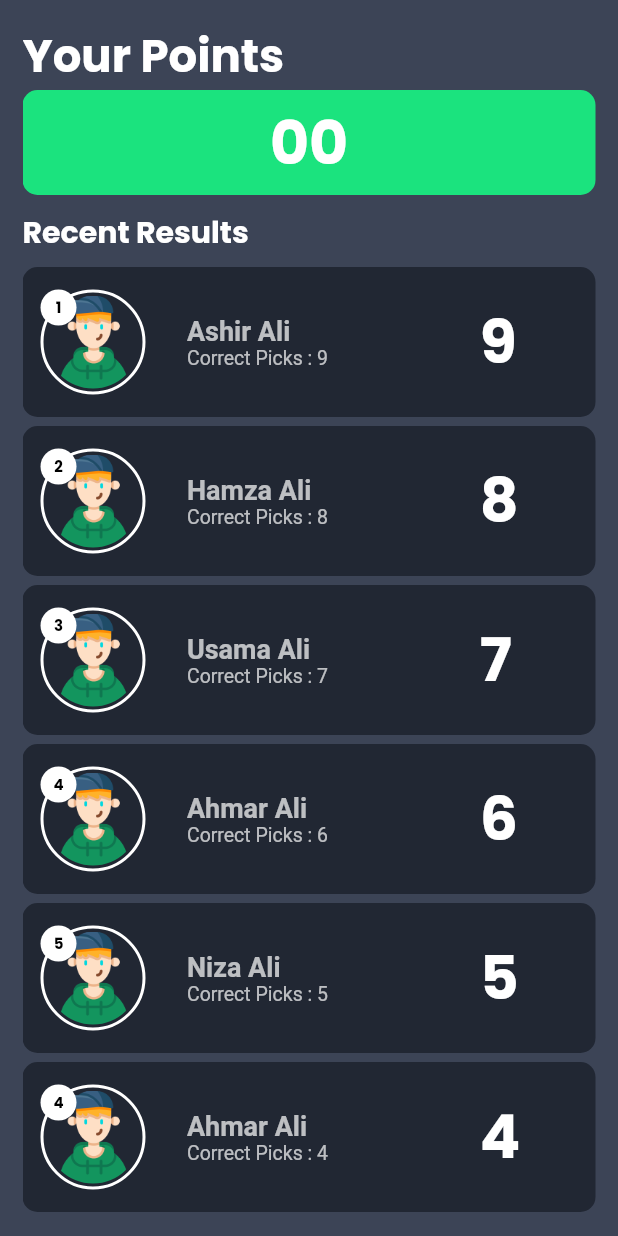
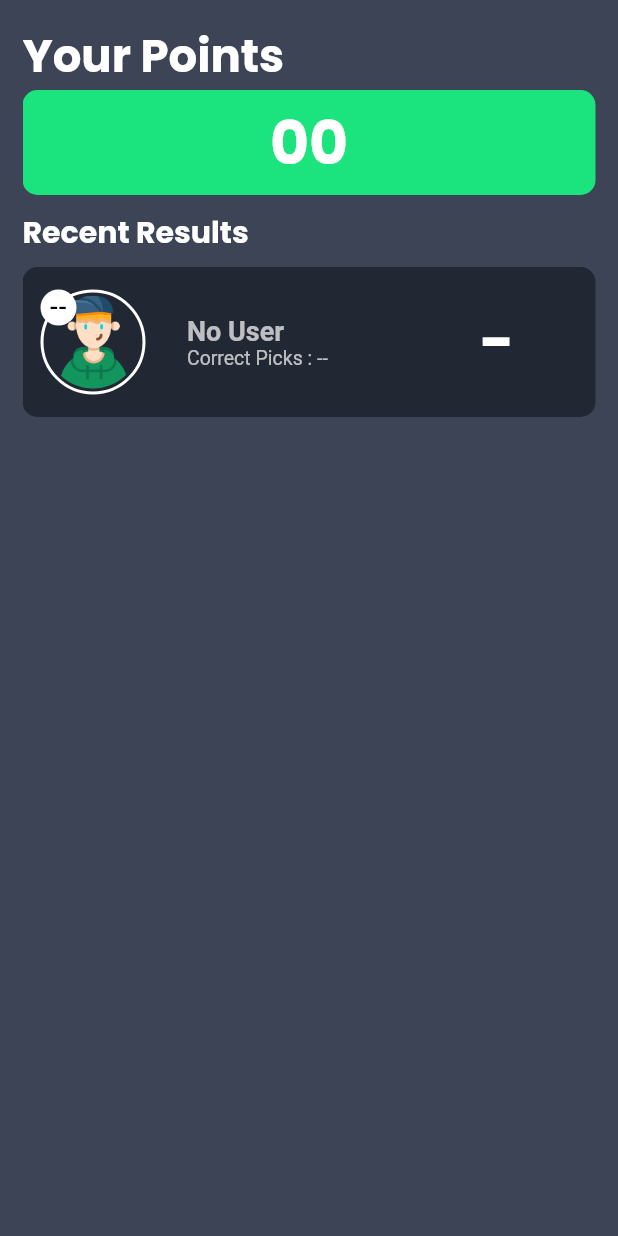
Before and after one commit to ashirali4/myapp_screend, a Flutter app: the Topusers widget shown alone on an empty page, opened directly, on a phone screen of 412 x 824 dp. Run offline on Flutter 3.47's test engine with Material 2 defaults, Android fonts, the light colour scheme and no system bars; our stand-ins replace firebase_auth, firebase_core, firebase_database, flutter_svg, webview_flutter; missing offline and left inert: flutter_animated_dialog; accounts and stored records are empty; network calls fail.

Commit message:
Final commit

```diff
--- a/lib/Pages/Home.dart
+++ b/lib/Pages/Home.dart
@@ -64,7 +64,7 @@ class _Home_PageState extends State<Home_Page> with TickerProviderStateMixin,Aut
           child: Padding(
               padding: const EdgeInsets.all(15.0),
               child: new DefaultTabController(
-                initialIndex: 16,
+                initialIndex: 0,
                 length: 17,
 
                 child: new Scaffold(
--- a/lib/Pages/MyPool.dart
+++ b/lib/Pages/MyPool.dart
@@ -87,7 +87,7 @@ class MyPoolState extends State<MyPool> with TickerProviderStateMixin {
           child: Padding(
             padding: const EdgeInsets.all(15.0),
             child: new DefaultTabController(
-              initialIndex: 16,
+              initialIndex: 0,
               length: 17,
 
               child: new Scaffold(
@@ -105,7 +105,7 @@ class MyPoolState extends State<MyPool> with TickerProviderStateMixin {
 
 
                             tabs: [
-                              tabbartext("Week-J01"),
+                              tabbartext("Week-J01 - Current"),
                               tabbartext("Week-J02"),
                               tabbartext("Week-J03"),
                               tabbartext("Week-J04"),
@@ -121,7 +121,7 @@ class MyPoolState extends State<MyPool> with TickerProviderStateMixin {
                               tabbartext("Week-J14"),
                               tabbartext("Week-J15"),
                               tabbartext("Week-J16"),
-                              tabbartext("Current Week Pool - J17"),
+                              tabbartext("Week-J17"),
 
 
 
--- a/lib/Pages/Top20.dart
+++ b/lib/Pages/Top20.dart
@@ -61,15 +61,15 @@ class _MyResultState extends State<Topusers> {
                        padding: const EdgeInsets.only(bottom: kFloatingActionButtonMargin + 78),
 
                        children: [
-                         topmatchlist("Ashir Ali","9","1","9"),
-                         topmatchlist("Hamza Ali","8","2","8"),
-                         topmatchlist("Usama Ali","7","3","7"),
-                         topmatchlist("Ahmar Ali","6","4","6"),
-                         topmatchlist("Niza Ali","5","5","5"),
-                         topmatchlist("Ahmar Ali","4","4","4"),
-                         topmatchlist("Niza Ali","3","3","3"),
-                         topmatchlist("Ahmar Ali","2","2","2"),
-                         topmatchlist("Niza Ali","1","1","1"),
+                         topmatchlist("No User","-","--","--"),
+//                         topmatchlist("Hamza Ali","8","2","8"),
+//                         topmatchlist("Usama Ali","7","3","7"),
+//                         topmatchlist("Ahmar Ali","6","4","6"),
+//                         topmatchlist("Niza Ali","5","5","5"),
+//                         topmatchlist("Ahmar Ali","4","4","4"),
+//                         topmatchlist("Niza Ali","3","3","3"),
+//                         topmatchlist("Ahmar Ali","2","2","2"),
+//                         topmatchlist("Niza Ali","1","1","1"),
                        ],
                      ),
                    ),
```
Also changed, not shown: pubspec.lock.
